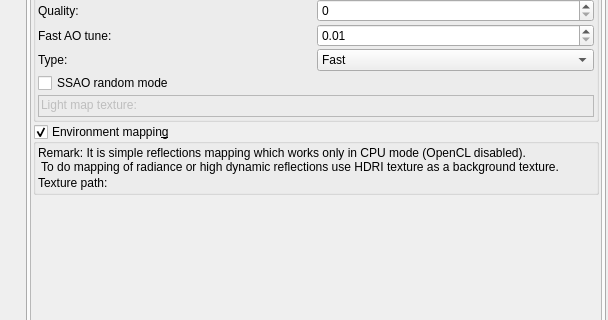
Old version of the form mandelbulber2/qt/dock_effects.ui in the repository buddhi1980/mandelbulber2; both pictures show x 0 to 608 and y 702 to 1022 of the 608 by 1156 pixel window.
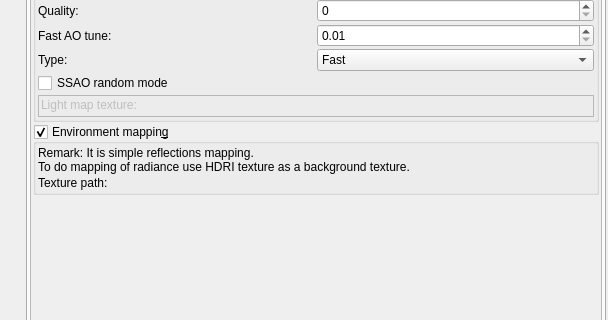
New version of the form. Icons and pictures are not drawn. Custom widgets are drawn as their Qt base class.

Commit message: Implemented environment mapping efect to OpenCL code

```diff
--- a/mandelbulber2/qt/dock_effects.ui
+++ b/mandelbulber2/qt/dock_effects.ui
@@ -1035,8 +1035,8 @@
               <item>
                <widget class="QLabel" name="label_5">
                 <property name="text">
-                 <string>Remark: It is simple reflections mapping which works only in CPU mode (OpenCL disabled).
- To do mapping of radiance or high dynamic reflections use HDRI texture as a background texture.</string>
+                 <string>Remark: It is simple reflections mapping.
+To do mapping of radiance use HDRI texture as a background texture.</string>
                 </property>
                 <property name="wordWrap">
                  <bool>true</bool>
```
Left out of the diff: 14 changed lines with no effect on the pictures. The commit also changes 5 other files.
